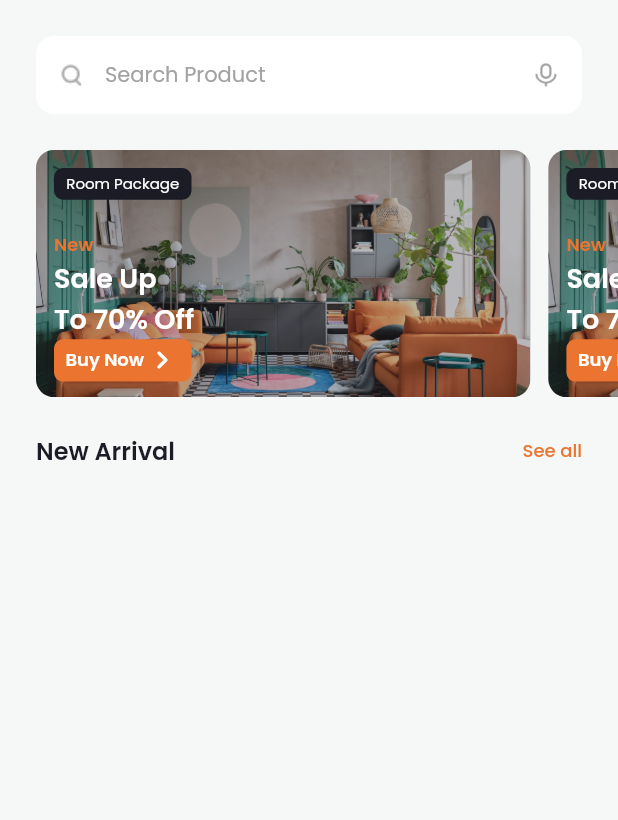
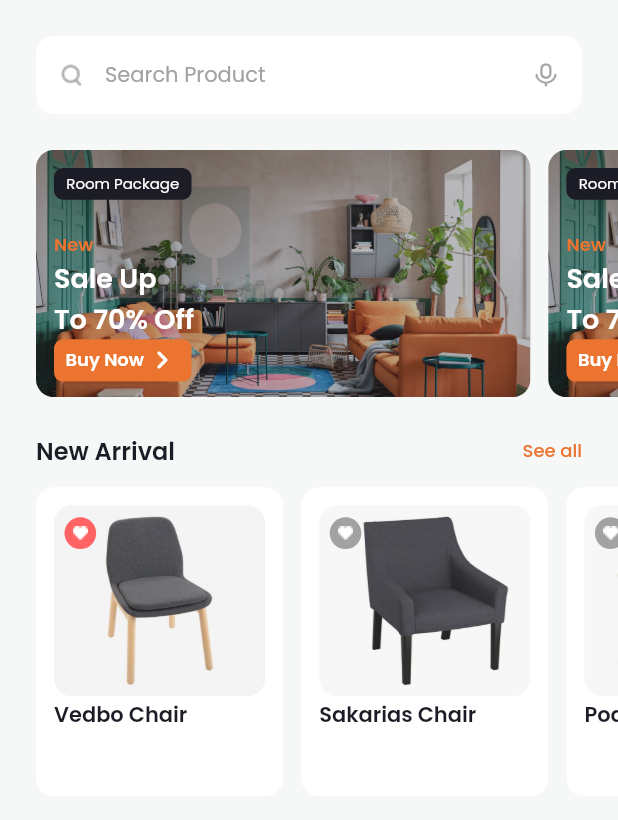
Before and after one commit to LazuardiFadhilah/Furnishop, a Flutter app: the screen it shows after launch, on a phone screen of 412 x 824 dp, the part 72-892 px from its top. Run offline on Flutter 3.47's test engine with Material 2 defaults, Android fonts, the phone set to English and light mode, and no system bars; our stand-ins replace google_fonts.

Commit message:
add new arrival card

```diff
--- a/lib/datas/items_data.dart
+++ b/lib/datas/items_data.dart
@@ -13,7 +13,7 @@ List<Items> itemsData = [
       'assets/product_1.png',
       'assets/product_1.png',
     ],
-    isFavorite: false,
+    isFavorite: true,
   ),
   Items(
     id: 'i2',
--- a/lib/main.dart
+++ b/lib/main.dart
@@ -12,7 +12,7 @@ class MyApp extends StatelessWidget {
       debugShowCheckedModeBanner: false,
       initialRoute: '/',
       routes: {
-        '/': (context) => const HomeScreen(),
+        '/': (context) => HomeScreen(),
       },
     );
   }
--- a/lib/screens/home_screen.dart
+++ b/lib/screens/home_screen.dart
@@ -1,9 +1,18 @@
+// ignore_for_file: must_be_immutable
+
 import 'package:flutter/material.dart';
+import 'package:furnishop/widgets/arrival_items.dart';
 
 import '../styles.dart';
+import '../datas/items_data.dart';
+import '../datas/categories_data.dart';
 
 class HomeScreen extends StatelessWidget {
-  const HomeScreen({super.key});
+  var catData = categoriesData.where(
+    (element) => element.id == itemsData.map((e) => e.catId).toString(),
+  );
+
+  HomeScreen({super.key});
 
   Widget headerWidget() {
     return Row(
@@ -174,6 +183,8 @@ class HomeScreen extends StatelessWidget {
 
   @override
   Widget build(BuildContext context) {
+    // ignore: avoid_print
+    print(catData);
     return Scaffold(
       backgroundColor: bgColor,
       body: SafeArea(
@@ -235,6 +246,28 @@ class HomeScreen extends StatelessWidget {
               const SizedBox(
                 height: 12,
               ),
+              SingleChildScrollView(
+                scrollDirection: Axis.horizontal,
+                padding: const EdgeInsets.only(
+                  left: 24,
+                  right: 12,
+                ),
+                child: Row(
+                  children: itemsData
+                      .map(
+                        (itmData) => ArrivalItems(
+                          itmData.id,
+                          itmData.title,
+                          itmData.desc,
+                          itmData.price,
+                          catData.map((e) => e.title).toString(),
+                          itmData.img,
+                          itmData.isFavorite,
+                        ),
+                      )
+                      .toList(),
+                ),
+              ),
             ],
           ),
         ),
--- /dev/null
+++ b/lib/widgets/arrival_items.dart
@@ -0,0 +1,84 @@
+import 'package:flutter/material.dart';
+import 'package:furnishop/styles.dart';
+// ignore: unused_import
+import '../screens/home_screen.dart';
+
+// ignore: must_be_immutable
+class ArrivalItems extends StatelessWidget {
+  final String id;
+  final String title;
+  final String desc;
+  final int price;
+  final String catId;
+  final List img;
+  bool isFavorite = false;
+
+  ArrivalItems(this.id, this.title, this.desc, this.price, this.catId, this.img,
+      this.isFavorite,
+      {super.key});
+
+  @override
+  Widget build(BuildContext context) {
+    return Row(
+      children: [
+        Container(
+          padding: const EdgeInsets.all(12),
+          height: MediaQuery.of(context).size.height * 0.25,
+          width: MediaQuery.of(context).size.width * 0.4,
+          decoration: BoxDecoration(
+            borderRadius: BorderRadius.circular(12),
+            color: whiteColor,
+          ),
+          child: LayoutBuilder(
+            builder: (BuildContext context, BoxConstraints constraints) {
+              return Column(
+                crossAxisAlignment: CrossAxisAlignment.start,
+                children: [
+                  Stack(
+                    alignment: Alignment.topLeft,
+                    children: [
+                      Container(
+                        height: constraints.maxHeight * 0.7,
+                        width: constraints.maxWidth,
+                        decoration: BoxDecoration(
+                          borderRadius: BorderRadius.circular(12),
+                          image: DecorationImage(
+                            image: AssetImage(img[0]),
+                            fit: BoxFit.fill,
+                          ),
+                        ),
+                      ),
+                      Container(
+                        margin: const EdgeInsets.only(left: 7, top: 5),
+                        width: constraints.maxWidth * 0.15,
+                        height: constraints.maxHeight * 0.15,
+                        decoration: BoxDecoration(
+                          shape: BoxShape.circle,
+                          color: isFavorite == true ? redColor : greyColor,
+                          image: const DecorationImage(
+                            image: AssetImage('assets/love_icon.png'),
+                          ),
+                        ),
+                      ),
+                    ],
+                  ),
+                  SizedBox(
+                    height: constraints.maxHeight * 0.01,
+                  ),
+                  Text(
+                    title,
+                    style: titleTextStyle,
+                    overflow: TextOverflow.ellipsis,
+                  ),
+                ],
+              );
+            },
+          ),
+        ),
+        const SizedBox(
+          width: 12,
+        ),
+      ],
+    );
+  }
+}
```
